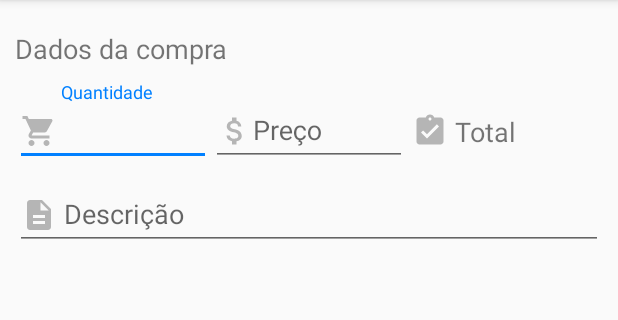
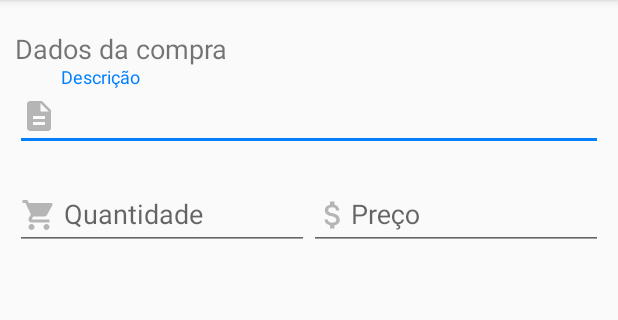
Before and after one commit to JosivanioMarinho/Lista-de-clientes, an Android app: the AdicionarCompraActivity screen opened directly, with no data from a screen before it, on a phone screen of 412 x 824 dp, the part 84-404 px from its top. Run offline under Robolectric (Android 15) with nearby library versions, the phone set to English and light mode, and no system bars.

Commit message:
Salvar compra que foi digitada pelo usuário

```diff
--- a/app/src/main/java/com/app/listadeclientes/activity/AdicionarCompraActivity.java
+++ b/app/src/main/java/com/app/listadeclientes/activity/AdicionarCompraActivity.java
@@ -12,13 +12,23 @@ import android.widget.Toast;
 import com.app.listadeclientes.R;
 import com.app.listadeclientes.helper.CompraDAO;
 import com.app.listadeclientes.model.Compra;
+import com.google.android.material.textfield.TextInputEditText;
 
 public class AdicionarCompraActivity extends AppCompatActivity {
+
+    private TextInputEditText inputDescricao;
+    private TextInputEditText inputQuantidade;
+    private TextInputEditText inputPreco;
 
     @Override
     protected void onCreate(Bundle savedInstanceState) {
         super.onCreate(savedInstanceState);
         setContentView(R.layout.activity_adicionar_compra);
+
+        inputDescricao  = findViewById(R.id.inputDescricao);
+        inputQuantidade = findViewById(R.id.inputQuantidade);
+        inputPreco      = findViewById(R.id.inputPreco);
+
     }
 
     @Override
@@ -37,15 +47,22 @@ public class AdicionarCompraActivity extends AppCompatActivity {
                 break;
             case R.id.botaoSalvar :
 
+                String descricao  = inputDescricao.getText().toString();
+                String quantidade = inputQuantidade.getText().toString();
+                String preco      = inputPreco.getText().toString();
+                Double total = Double.parseDouble(preco) * Integer.parseInt(quantidade);
+
                 CompraDAO compraDAO = new CompraDAO(getApplicationContext());
 
                 Compra compra = new Compra();
-                compra.setDescricao("Milho");
-                compra.setQuantidade(5);
-                compra.setPreco(70.0);
-                compra.setValor(350.0);
+                compra.setDescricao(descricao);
+                compra.setQuantidade(Integer.parseInt(quantidade));
+                compra.setPreco(Double.parseDouble(preco));
+                compra.setValor(total);
 
                 compraDAO.salvar(compra);
+
+                finish();
 
                 break;
         }
--- a/app/src/main/java/com/app/listadeclientes/adapter/AdapterListaCompras.java
+++ b/app/src/main/java/com/app/listadeclientes/adapter/AdapterListaCompras.java
@@ -39,9 +39,9 @@ public class AdapterListaCompras extends RecyclerView.Adapter<AdapterListaCompra
         holder.descricaoComprasLista.setText(compra.getDescricao());
         holder.quantidadeComprasLista.setText(Integer.toString(compra.getQuantidade()));
         //String preco = String.valueOf(compra.getPreco());
-        holder.precoComprasLista.setText(Double.toString(compra.getPreco()));
+        holder.precoComprasLista.setText("Preço: $ " + Double.toString(compra.getPreco()));
         //String valor = String.valueOf(compra.getValor());
-        holder.totalComprasLista.setText(Double.toString(compra.getValor()));
+        holder.totalComprasLista.setText("Valor Total: $ " + Double.toString(compra.getValor()));
 
     }
 
--- a/app/src/main/res/layout/activity_adicionar_compra.xml
+++ b/app/src/main/res/layout/activity_adicionar_compra.xml
@@ -16,6 +16,21 @@
         android:text="Dados da compra"
         android:textSize="18sp" />
 
+    <com.google.android.material.textfield.TextInputLayout
+        android:layout_width="match_parent"
+        android:layout_height="wrap_content"
+        android:layout_weight="1">
+
+        <com.google.android.material.textfield.TextInputEditText
+            android:id="@+id/inputDescricao"
+            android:layout_width="match_parent"
+            android:layout_height="wrap_content"
+            android:drawableLeft="@drawable/ic_descricao"
+            android:hint=" Descrição"
+            android:textSize="18sp" />
+
+    </com.google.android.material.textfield.TextInputLayout>
+
     <LinearLayout
         android:layout_width="match_parent"
         android:layout_height="wrap_content"
@@ -28,6 +43,7 @@
             android:layout_weight="1">
 
             <com.google.android.material.textfield.TextInputEditText
+                android:id="@+id/inputQuantidade"
                 android:layout_width="match_parent"
                 android:layout_height="wrap_content"
                 android:drawableLeft="@drawable/ic_quantidade"
@@ -42,6 +58,7 @@
             android:layout_weight="1">
 
             <com.google.android.material.textfield.TextInputEditText
+                android:id="@+id/inputPreco"
                 android:layout_width="match_parent"
                 android:layout_height="wrap_content"
                 android:drawableLeft="@drawable/ic_dinheiro"
@@ -50,29 +67,6 @@
                 android:textSize="18sp" />
         </com.google.android.material.textfield.TextInputLayout>
 
-        <TextView
-            android:layout_width="match_parent"
-            android:layout_height="wrap_content"
-            android:layout_marginLeft="3dp"
-            android:layout_weight="1"
-            android:drawableLeft="@drawable/ic_valor_total"
-            android:text=" Total"
-            android:textSize="18sp" />
-
     </LinearLayout>
 
-    <com.google.android.material.textfield.TextInputLayout
-        android:layout_width="match_parent"
-        android:layout_height="wrap_content"
-        android:layout_weight="1">
-
-        <com.google.android.material.textfield.TextInputEditText
-            android:layout_width="match_parent"
-            android:layout_height="wrap_content"
-            android:drawableLeft="@drawable/ic_descricao"
-            android:hint=" Descrição"
-            android:textSize="18sp" />
-
-    </com.google.android.material.textfield.TextInputLayout>
-
 </LinearLayout>
--- a/app/src/main/res/layout/adapter_lista_compra.xml
+++ b/app/src/main/res/layout/adapter_lista_compra.xml
@@ -60,6 +60,7 @@
             android:layout_height="wrap_content"
             android:layout_weight="1"
             android:text="Preço"
+            android:textColor="#454343"
             android:textSize="16sp" />
 
         <TextView
@@ -68,6 +69,7 @@
             android:layout_height="wrap_content"
             android:layout_weight="1"
             android:text="Valor total"
+            android:textColor="#454343"
             android:textSize="16sp" />
     </LinearLayout>
 
```
Also changed, not shown: app/src/main/java/com/app/listadeclientes/activity/DadosClienteActivity.java (+3 -13 lines), app/src/main/java/com/app/listadeclientes/helper/BdHelper.java (+15 -22 lines), app/src/main/java/com/app/listadeclientes/helper/CompraDAO.java (+37 -6 lines), app/src/main/java/com/app/listadeclientes/model/Compra.java (+0 -8 lines).
